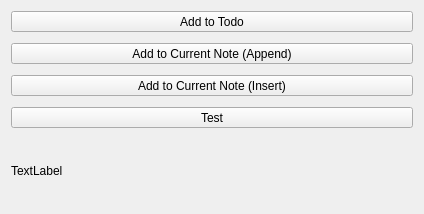
This is src/Comm/ReceiveShare.ui in ic005k/Knot-Legacy as Qt 5 draws it before an edit. The edited form follows.
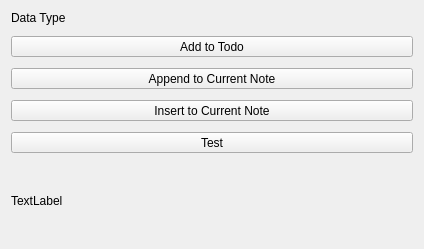
This is the edited form.

Patch:
```diff
--- a/src/Comm/ReceiveShare.ui
+++ b/src/Comm/ReceiveShare.ui
@@ -7,9 +7,15 @@
     <x>0</x>
     <y>0</y>
     <width>424</width>
-    <height>214</height>
+    <height>249</height>
    </rect>
   </property>
+  <property name="sizePolicy">
+   <sizepolicy hsizetype="Preferred" vsizetype="Expanding">
+    <horstretch>0</horstretch>
+    <verstretch>0</verstretch>
+   </sizepolicy>
+  </property>
   <property name="windowTitle">
    <string/>
   </property>
@@ -17,6 +23,19 @@
    <property name="spacing">
     <number>11</number>
    </property>
+   <item>
+    <widget class="QLabel" name="lblDataType">
+     <property name="sizePolicy">
+      <sizepolicy hsizetype="Preferred" vsizetype="Fixed">
+       <horstretch>0</horstretch>
+       <verstretch>0</verstretch>
+      </sizepolicy>
+     </property>
+     <property name="text">
+      <string>Data Type</string>
+     </property>
+    </widget>
+   </item>
    <item>
     <widget class="QToolButton" name="btnAddToTodo">
      <property name="sizePolicy">
@@ -39,7 +58,7 @@
       </sizepolicy>
      </property>
      <property name="text">
-      <string>Add to Current Note (Append)</string>
+      <string>Append to Current Note</string>
      </property>
     </widget>
    </item>
@@ -52,7 +71,7 @@
       </sizepolicy>
      </property>
      <property name="text">
-      <string>Add to Current Note (Insert)</string>
+      <string>Insert to Current Note</string>
      </property>
     </widget>
    </item>
```
Left out of the diff: 2 changed lines with no effect on the pictures.
